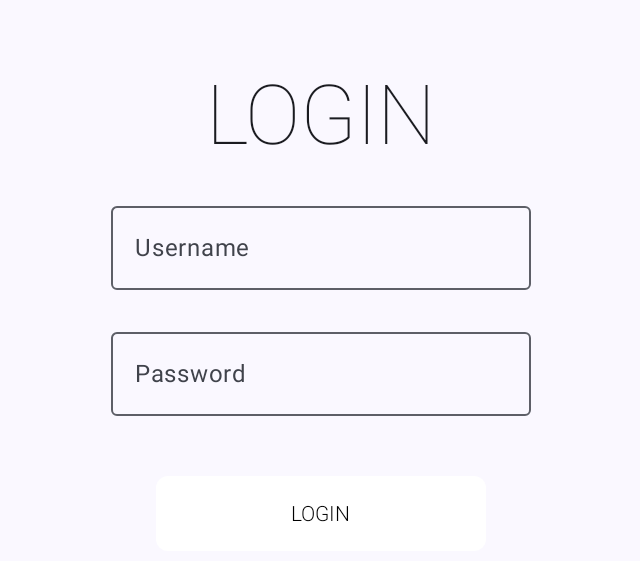
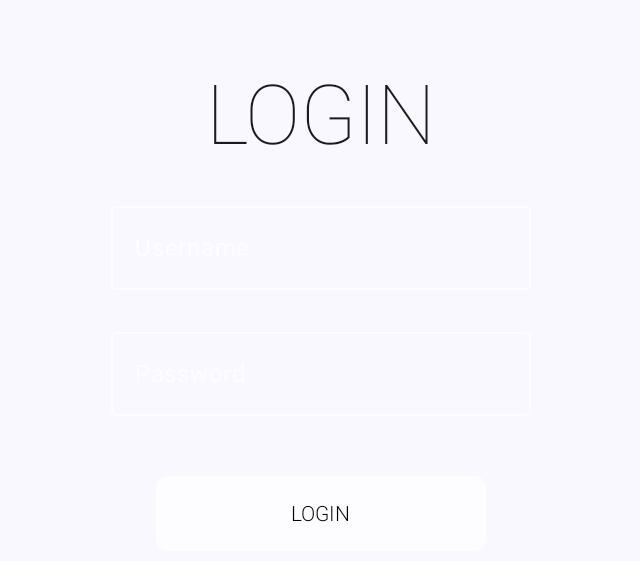
Before and after one commit to UmairKhalid786/ComposeTv, an Android app built with Jetpack Compose: the login screen opened through its navigation route, on a phone screen of 824 x 412 dp (held sideways). Shown: the top 561 px of the screen, without its empty margins (297-937 px from the left). Run offline under Robolectric (Android 15) with nearby library versions, the light colour scheme and no system bars; our stand-ins replace accompanist; libraries missing offline, so code that uses them is left out: com.github.alexzhirkevich.customqrgenerator, com.google.accompanist.navigation.

Commit message:
focusable text field added (#4)
* Focusable textfield and button colors added

* jcenter repository added

* Exit confirmation dialog added

```diff
--- a/app/build.gradle.kts
+++ b/app/build.gradle.kts
@@ -55,4 +55,6 @@ dependencies {
     implementation(libs.androidx.lifecycle.runtime)
     implementation(libs.androidx.navigation.compose)
     implementation(libs.qrcode)
+    implementation("androidx.compose.ui:ui-tooling-preview:1.3.3")
+    debugImplementation("androidx.compose.ui:ui-tooling:1.3.3")
 }
--- /dev/null
+++ b/app/src/main/java/com/techlads/composetv/login/withEmailPassword/LoginButton.kt
@@ -0,0 +1,62 @@
+package com.techlads.composetv.login.withEmailPassword
+
+import androidx.compose.foundation.focusable
+import androidx.compose.foundation.layout.*
+import androidx.compose.material3.Button
+import androidx.compose.material3.ButtonDefaults
+import androidx.compose.material3.Text
+import androidx.compose.runtime.Composable
+import androidx.compose.runtime.mutableStateOf
+import androidx.compose.runtime.remember
+import androidx.compose.ui.Modifier
+import androidx.compose.ui.focus.onFocusChanged
+import androidx.compose.ui.graphics.Color
+import androidx.compose.ui.text.TextStyle
+import androidx.compose.ui.text.font.FontFamily
+import androidx.compose.ui.text.font.FontWeight
+import androidx.compose.ui.unit.dp
+import com.techlads.composetv.theme.AppTheme
+import com.techlads.composetv.theme.LightBlue
+
+@Composable
+fun LoginButton(onClick: () -> Unit) {
+
+    val defaultColor = remember {
+        Color.White.copy(0.6F)
+    }
+    val selectedColor = remember {
+        LightBlue
+    }
+    val selectionColor = remember { mutableStateOf(defaultColor) }
+
+    Box(
+        modifier = Modifier
+            .width(300.dp)
+            .padding(40.dp, 0.dp, 40.dp, 0.dp)
+    ) {
+        Button(
+            onClick = onClick,
+            shape = AppTheme.midShape,
+            colors = ButtonDefaults.buttonColors(selectionColor.value),
+            modifier = Modifier
+                .fillMaxWidth()
+                .height(50.dp)
+                .onFocusChanged { state ->
+                    selectionColor.value = if (state.isFocused) {
+                        selectedColor
+                    } else {
+                        defaultColor
+                    }
+                }
+                .focusable(true)
+        ) {
+            Text(
+                text = "LOGIN", style = TextStyle(
+                    color = Color.Black,
+                    fontFamily = FontFamily.SansSerif,
+                    fontWeight = FontWeight.Light
+                )
+            )
+        }
+    }
+}
--- a/app/src/main/java/com/techlads/composetv/login/withEmailPassword/LoginScreenContent.kt
+++ b/app/src/main/java/com/techlads/composetv/login/withEmailPassword/LoginScreenContent.kt
@@ -1,31 +1,16 @@
-@file:OptIn(ExperimentalMaterial3Api::class)
 package com.techlads.composetv.login.withEmailPassword
 
-import androidx.compose.foundation.focusable
-import androidx.compose.foundation.interaction.MutableInteractionSource
 import androidx.compose.foundation.layout.*
-import androidx.compose.foundation.text.KeyboardOptions
-import androidx.compose.material3.*
 import androidx.compose.runtime.Composable
 import androidx.compose.runtime.mutableStateOf
 import androidx.compose.runtime.remember
 import androidx.compose.ui.Alignment
 import androidx.compose.ui.Modifier
-import androidx.compose.ui.focus.onFocusChanged
-import androidx.compose.ui.graphics.Color
-import androidx.compose.ui.text.TextStyle
-import androidx.compose.ui.text.font.FontFamily
-import androidx.compose.ui.text.font.FontWeight
 import androidx.compose.ui.text.input.KeyboardType
 import androidx.compose.ui.text.input.PasswordVisualTransformation
-import androidx.compose.ui.text.input.TextFieldValue
 import androidx.compose.ui.unit.dp
-import androidx.compose.ui.unit.sp
-import com.techlads.composetv.theme.AppTheme
-
 @Composable
 fun LoginPage(
-    interactionSource: MutableInteractionSource = remember { MutableInteractionSource() },
     onLoginClick: (user: String, psw: String) -> Unit
 ) {
     Column(
@@ -34,83 +19,25 @@ fun LoginPage(
         horizontalAlignment = Alignment.CenterHorizontally,
     ) {
 
-        val username = remember { mutableStateOf(TextFieldValue("")) }
-        val password = remember { mutableStateOf(TextFieldValue("")) }
+        val username = remember { mutableStateOf("") }
+        val password = remember { mutableStateOf("") }
 
-        Text(
-            text = "LOGIN",
-            style = TextStyle(
-                fontSize = 55.sp, fontFamily = FontFamily.SansSerif,
-                fontWeight = FontWeight.Thin
-            )
-        )
+        ScreenHeading()
+        Spacer(modifier = Modifier.height(20.dp))
+        TvTextField(value = username.value, label = "Username") {
+            username.value = it
+        }
+        Spacer(modifier = Modifier.height(20.dp))
+        TvTextField(
+            value = password.value,
+            label = "Password",
+            visualTransformation = PasswordVisualTransformation(),
+            keyboardType = KeyboardType.Password
+        ) { password.value = it }
+        Spacer(modifier = Modifier.height(40.dp))
 
-        Spacer(modifier = Modifier.height(20.dp))
-        OutlinedTextField(
-            textStyle = TextStyle(
-                fontFamily = FontFamily.SansSerif,
-                fontWeight = FontWeight.Thin
-            ),
-            label = { Text(text = "Username") },
-            value = username.value,
-            onValueChange = { username.value = it },
-            modifier = Modifier
-                .onFocusChanged { state ->
-                    if (state.isFocused) {
-                        println("Username")
-                    }
-                }
-                .focusable(true, interactionSource)
-        )
-
-        Spacer(modifier = Modifier.height(20.dp))
-        OutlinedTextField(
-            textStyle = TextStyle(
-                fontFamily = FontFamily.SansSerif,
-                fontWeight = FontWeight.Thin
-            ),
-            label = { Text(text = "Password") },
-            value = password.value,
-            visualTransformation = PasswordVisualTransformation(),
-            keyboardOptions = KeyboardOptions(keyboardType = KeyboardType.Password),
-            onValueChange = { password.value = it },
-            modifier = Modifier
-                .onFocusChanged { state ->
-                    if (state.isFocused) {
-                        println("password")
-                    }
-                }
-                .focusable(true, interactionSource)
-        )
-
-        Spacer(modifier = Modifier.height(40.dp))
-        Box(
-            modifier = Modifier
-                .width(300.dp)
-                .padding(40.dp, 0.dp, 40.dp, 0.dp)
-        ) {
-            Button(
-                onClick = { onLoginClick(username.value.text, password.value.text) },
-                shape = AppTheme.midShape,
-                colors = ButtonDefaults.buttonColors(Color.White),
-                modifier = Modifier
-                    .fillMaxWidth()
-                    .height(50.dp)
-                    .onFocusChanged { state ->
-                        if (state.isFocused) {
-                            println("login")
-                        }
-                    }
-                    .focusable(true, interactionSource)
-            ) {
-                Text(
-                    text = "LOGIN", style = TextStyle(
-                        color = Color.Black,
-                        fontFamily = FontFamily.SansSerif,
-                        fontWeight = FontWeight.Light
-                    )
-                )
-            }
+        LoginButton {
+            onLoginClick(username.value, password.value)
         }
     }
 }
--- /dev/null
+++ b/app/src/main/java/com/techlads/composetv/login/withEmailPassword/ScreenHeading.kt
@@ -0,0 +1,19 @@
+package com.techlads.composetv.login.withEmailPassword
+
+import androidx.compose.material3.Text
+import androidx.compose.runtime.Composable
+import androidx.compose.ui.text.TextStyle
+import androidx.compose.ui.text.font.FontFamily
+import androidx.compose.ui.text.font.FontWeight
+import androidx.compose.ui.unit.sp
+
+@Composable
+fun ScreenHeading() {
+    Text(
+        text = "LOGIN", style = TextStyle(
+            fontSize = 55.sp,
+            fontFamily = FontFamily.SansSerif,
+            fontWeight = FontWeight.Thin
+        )
+    )
+}
--- /dev/null
+++ b/app/src/main/java/com/techlads/composetv/login/withEmailPassword/TvTextField.kt
@@ -0,0 +1,60 @@
+package com.techlads.composetv.login.withEmailPassword
+
+import androidx.compose.foundation.focusable
+import androidx.compose.foundation.text.KeyboardOptions
+import androidx.compose.material3.*
+import androidx.compose.runtime.Composable
+import androidx.compose.runtime.mutableStateOf
+import androidx.compose.runtime.remember
+import androidx.compose.ui.Modifier
+import androidx.compose.ui.focus.onFocusChanged
+import androidx.compose.ui.graphics.Color
+import androidx.compose.ui.text.TextStyle
+import androidx.compose.ui.text.font.FontFamily
+import androidx.compose.ui.text.font.FontWeight
+import androidx.compose.ui.text.input.KeyboardType
+import androidx.compose.ui.text.input.VisualTransformation
+import com.techlads.composetv.theme.LightBlue
+
+@OptIn(ExperimentalMaterial3Api::class)
+@Composable
+fun TvTextField(
+    value: String,
+    label: String,
+    visualTransformation: VisualTransformation = VisualTransformation.None,
+    keyboardType: KeyboardType = KeyboardType.Text,
+    onValueChange: (String) -> Unit
+) {
+    val defaultColor = remember {
+        Color.White.copy(0.6F)
+    }
+    val selectedColor = remember {
+        LightBlue
+    }
+    val selectionColor = remember { mutableStateOf(defaultColor) }
+
+    OutlinedTextField(
+        textStyle = TextStyle(
+            fontFamily = FontFamily.SansSerif,
+            fontWeight = FontWeight.Thin
+        ),
+        colors = TextFieldDefaults.outlinedTextFieldColors(
+            unfocusedBorderColor = selectionColor.value,
+            unfocusedLabelColor = selectionColor.value
+        ),
+        label = { Text(text = label) },
+        value = value,
+        visualTransformation = visualTransformation,
+        keyboardOptions = KeyboardOptions(keyboardType = keyboardType),
+        onValueChange = onValueChange,
+        modifier = Modifier
+            .onFocusChanged { state ->
+                selectionColor.value = if (state.isFocused) {
+                    selectedColor
+                } else {
+                    defaultColor
+                }
+            }
+            .focusable(true)
+    )
+}
--- a/app/src/main/java/com/techlads/composetv/theme/Color.kt
+++ b/app/src/main/java/com/techlads/composetv/theme/Color.kt
@@ -21,5 +21,6 @@ val Purple80 = Color(0xFFD0BCFF)
 val PurpleGrey80 = Color(0xFFCCC2DC)
 val Pink80 = Color(0xFFEFB8C8)
 val Neutral10 = Color(0xFF000000)
+val LightBlue = Color(0xFF8FD3FE)
 val Gray20 = Color(0xFF222222)
 val Gray700 = Color(0xFF616161)
--- /dev/null
+++ b/app/src/main/res/drawable/ic_info.xml
@@ -0,0 +1,5 @@
+<vector android:height="24dp" android:tint="#6C6C6C"
+    android:viewportHeight="24" android:viewportWidth="24"
+    android:width="24dp" xmlns:android="http://schemas.android.com/apk/res/android">
+    <path android:fillColor="@android:color/white" android:pathData="M12,2C6.48,2 2,6.48 2,12s4.48,10 10,10 10,-4.48 10,-10S17.52,2 12,2zM13,17h-2v-6h2v6zM13,9h-2L11,7h2v2z"/>
+</vector>
--- a/build.gradle.kts
+++ b/build.gradle.kts
@@ -1,6 +1,4 @@
 buildscript {
-    val compose_version by extra("1.2.0-alpha05")
-    val wear_compose_version by extra("1.0.0-alpha18")
     repositories {
         gradlePluginPortal()
         google()
```
Also changed, not shown: app/src/main/java/com/techlads/composetv/CustomDialogUI.kt (added, +128 -0 lines), app/src/main/java/com/techlads/composetv/ExitAppDelegate.kt (added, +22 -0 lines), app/src/main/java/com/techlads/composetv/LoginActivity.kt (+17 -3 lines).
